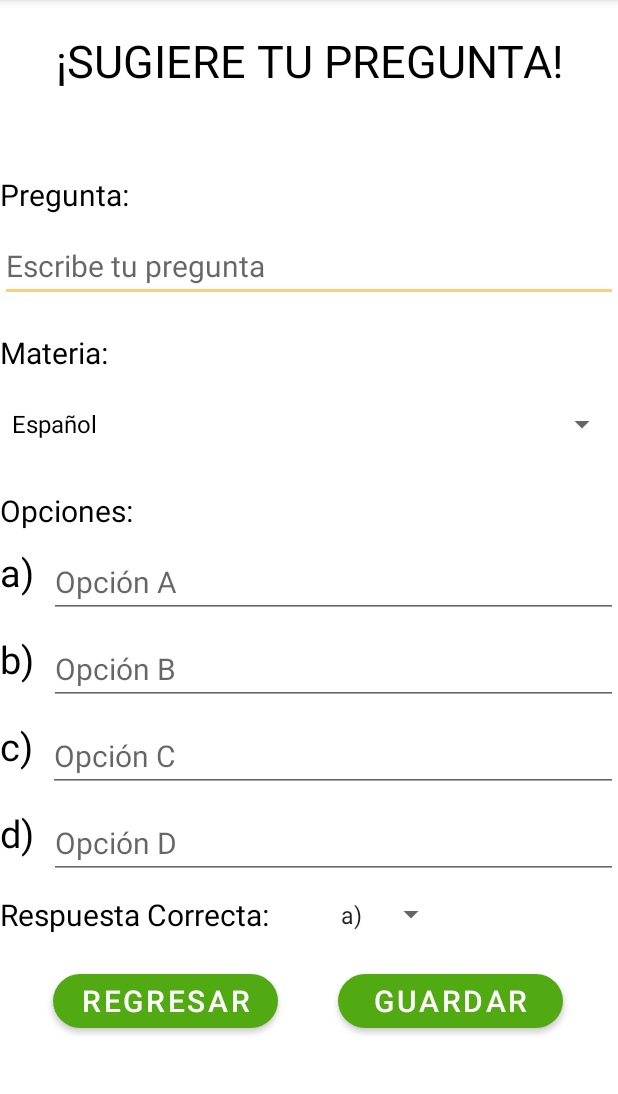
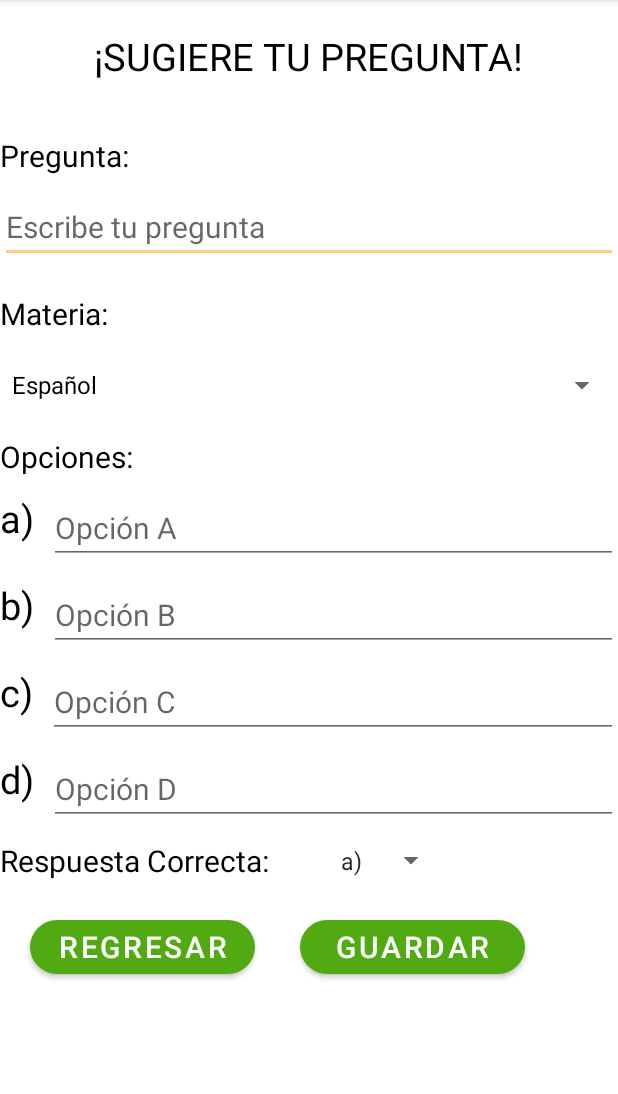
Before and after one commit to carloshj21/HighQuizzProject, an Android app: the SugerirActivity screen opened directly, with no data from a screen before it, on a phone screen of 412 x 824 dp, the part 84-1178 px from its top. Run offline under Robolectric (Android 15) with nearby library versions, the phone set to English and light mode, and no system bars; our stand-ins replace Firebase (no records; nobody signed in at launch, a user with empty details on screens opened directly).

```diff
--- a/HighQuizzProject/app/src/main/java/com/example/highquizzproject/ExamenActivity.java
+++ b/HighQuizzProject/app/src/main/java/com/example/highquizzproject/ExamenActivity.java
@@ -130,7 +130,6 @@ public class ExamenActivity extends AppCompatActivity {
             }
         }
 
-
     };
 
     View.OnClickListener onClickListenerAnterior = new View.OnClickListener() {
@@ -154,7 +153,4 @@ public class ExamenActivity extends AppCompatActivity {
             }
         }
     };
-
-
-
 }
--- a/HighQuizzProject/app/src/main/res/layout/activity_sugerir.xml
+++ b/HighQuizzProject/app/src/main/res/layout/activity_sugerir.xml
@@ -18,7 +18,7 @@
         android:layout_gravity="center"
         android:layout_marginTop="20dp"
         android:textColor="@color/black"
-        android:textSize="30sp" />
+        android:textSize="25sp" />
 
     <TextView
         android:id="@+id/textView4"
@@ -27,7 +27,7 @@
         android:gravity="center"
         android:text="Pregunta:"
         android:textColor="@color/black"
-        android:layout_marginTop="55dp"
+        android:layout_marginTop="35dp"
         android:textSize="20sp" />
 
     <EditText
@@ -36,7 +36,7 @@
         android:layout_height="wrap_content"
         android:hint="Escribe tu pregunta"
         android:textSize="20sp"
-        android:layout_marginTop="10dp"/>
+        android:layout_marginTop="10dp" />
 
     <TextView
         android:layout_width="wrap_content"
@@ -59,7 +59,7 @@
         android:gravity="center"
         android:text="Opciones:"
         android:textColor="@color/black"
-        android:layout_marginTop="20dp"
+        android:layout_marginTop="10dp"
         android:textSize="20sp" />
 
     <LinearLayout
@@ -80,7 +80,9 @@
             android:layout_height="wrap_content"
             android:hint="Opción A"
             android:textSize="20sp"
-            android:layout_marginLeft="10dp"/>
+            android:layout_marginLeft="10dp"
+            android:nextFocusForward="@id/edtOpBSugerida"
+            android:singleLine="true"/>
 
     </LinearLayout>
 
@@ -102,7 +104,9 @@
             android:layout_height="wrap_content"
             android:hint="Opción B"
             android:textSize="20sp"
-            android:layout_marginLeft="10dp"/>
+            android:layout_marginLeft="10dp"
+            android:nextFocusForward="@id/edtOpCSugerida"
+            android:singleLine="true"/>
 
     </LinearLayout>
 
@@ -124,7 +128,9 @@
             android:layout_height="wrap_content"
             android:hint="Opción C"
             android:textSize="20sp"
-            android:layout_marginLeft="10dp"/>
+            android:layout_marginLeft="10dp"
+            android:nextFocusForward="@id/edtOpDSugerida"
+            android:singleLine="true"/>
 
     </LinearLayout>
 
@@ -147,7 +153,8 @@
             android:layout_height="wrap_content"
             android:hint="Opción D"
             android:textSize="20sp"
-            android:layout_marginLeft="10dp"/>
+            android:layout_marginLeft="10dp"
+            android:singleLine="true"/>
 
     </LinearLayout>
 
@@ -185,7 +192,7 @@
             android:text="Regresar"
             app:backgroundTint="#51AA12"
             app:cornerRadius="20dp"
-            android:layout_marginLeft="35dp"/>
+            android:layout_marginLeft="20dp"/>
 
         <Button
             android:id="@+id/btnGuardarSugerencia"
@@ -196,7 +203,7 @@
             android:text="Guardar"
             app:backgroundTint="#51AA12"
             app:cornerRadius="20dp"
-            android:layout_marginLeft="40dp"/>
+            android:layout_marginLeft="30dp"/>
 
     </LinearLayout>
 
```
Also changed, not shown: HighQuizzProject/app/src/main/java/com/example/highquizzproject/SugerirActivity.java (+45 -1 lines).
